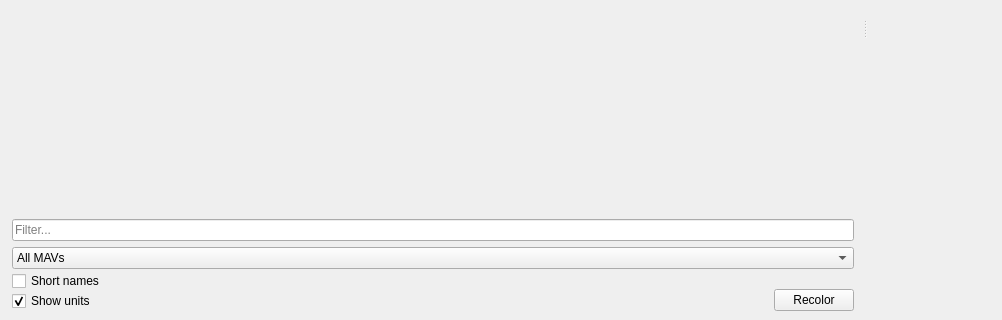
Old version of the form src/ui/Linechart.ui in the repository mavlink/qgroundcontrol; both pictures show x 0 to 1002 and y 265 to 585 of the 1337 by 585 pixel window.
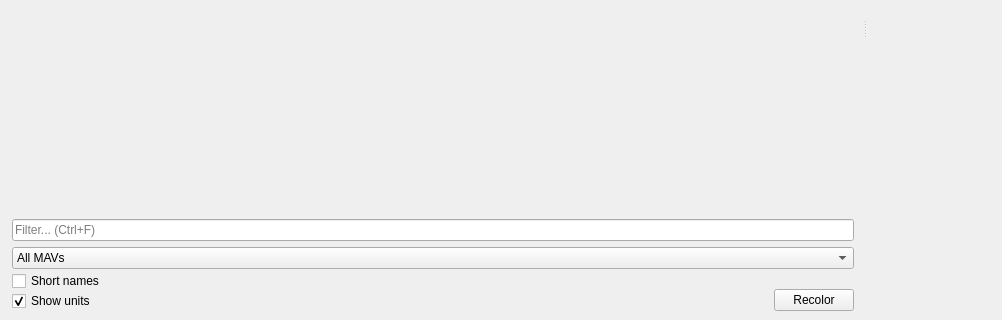
New version of the form.

Commit message: add keyboard shortcut for plot filtering

Patch:
```diff
--- a/src/ui/Linechart.ui
+++ b/src/ui/Linechart.ui
@@ -221,7 +221,7 @@
        <item row="1" column="0">
         <widget class="QLineEdit" name="plotFilterLineEdit">
          <property name="placeholderText">
-          <string>Filter...</string>
+          <string>Filter... (Ctrl+F)</string>
          </property>
         </widget>
        </item>
```
The commit also changes 2 other files.
